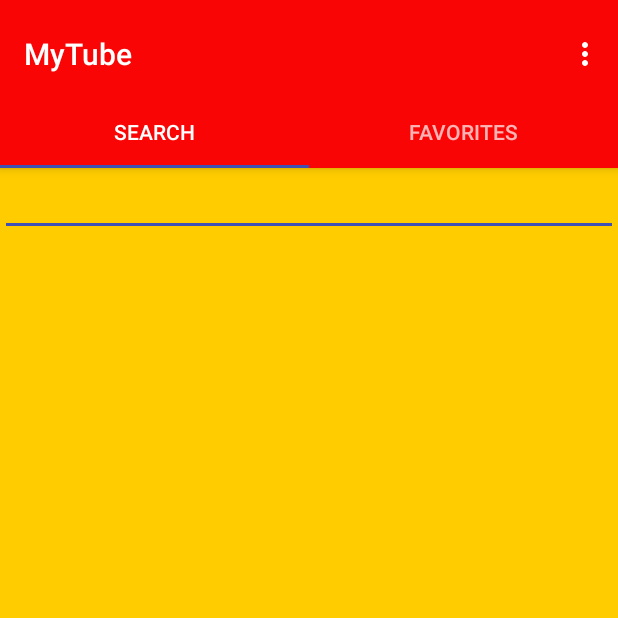
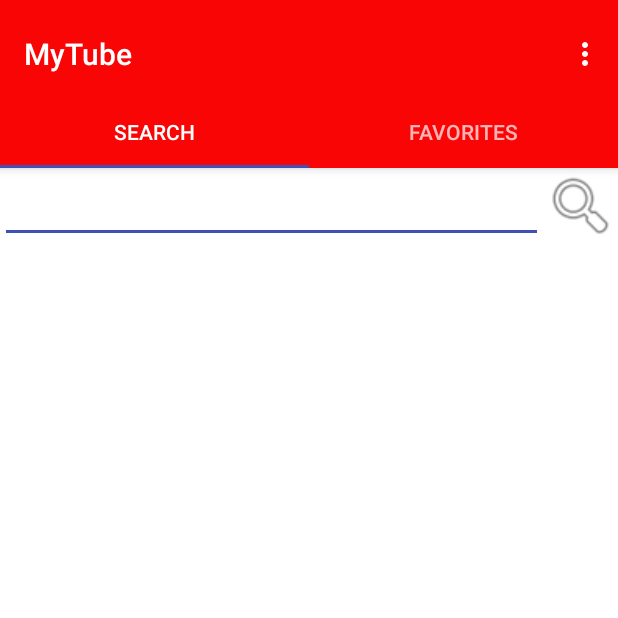
Before and after one commit to kmbeaulieu/MyTube, an Android app: the screen it shows after launch (MainActivity), on a phone screen of 412 x 824 dp, the top half of it. Run offline under Robolectric (Android 15) with nearby library versions, the phone set to English and light mode, and no system bars; libraries missing offline, so code that uses them is left out: com.google.api.client, com.google.api.services; 4 statements that could not run were skipped.

Commit message:
search UI tweaks

```diff
--- a/app/src/main/java/sjsu/se137/group3/mytube/SearchFragment.java
+++ b/app/src/main/java/sjsu/se137/group3/mytube/SearchFragment.java
@@ -1,6 +1,7 @@
 package sjsu.se137.group3.mytube;
 
 import android.content.Intent;
+import android.graphics.drawable.Drawable;
 import android.os.AsyncTask;
 import android.os.Bundle;
 import android.support.v4.app.Fragment;
@@ -11,6 +12,7 @@ import android.view.View;
 import android.view.ViewGroup;
 import android.widget.Button;
 import android.widget.EditText;
+import android.widget.ImageButton;
 import android.widget.TextView;
 
 import com.google.android.youtube.player.YouTubeInitializationResult;
@@ -36,12 +38,13 @@ import java.util.List;
  */
 public class SearchFragment extends Fragment {
     private final static String YOUTUBE_KEY = Settings.getKey();
-    private final static long MAX_RESULTS = 1;
+    private final static long MAX_RESULTS = 10;
     private static YouTube youTube;
     private List<SearchResult> mSearchResults;
     private EditText searchEditText;
     private RecyclerView mSearchResultsRecyclerView;
     private SearchResultsAdapter _searchResultsAdapter;
+    private ImageButton imageButtonSearch;
 
     @Override
     public View onCreateView(LayoutInflater inflater, ViewGroup container,
@@ -50,6 +53,7 @@ public class SearchFragment extends Fragment {
         View vFragmentSearch = inflater.inflate(R.layout.fragment_search, container, false);
         searchEditText = (EditText) vFragmentSearch.findViewById(R.id.edit_text_search);
         mSearchResults = new ArrayList<>();
+        imageButtonSearch = (ImageButton) vFragmentSearch.findViewById(R.id.imageButtonSearch);
 
         youTube = new YouTube.Builder(new NetHttpTransport(), new JacksonFactory(), new HttpRequestInitializer() {
             @Override
@@ -57,7 +61,8 @@ public class SearchFragment extends Fragment {
 
             }
         }).setApplicationName("MyTube").build();
-        searchEditText.setOnClickListener(new View.OnClickListener() {
+
+        imageButtonSearch.setOnClickListener(new View.OnClickListener() {
 
             @Override
             public void onClick(View v) {
@@ -111,7 +116,7 @@ public class SearchFragment extends Fragment {
         private TextView textViewTitle;
         private TextView textViewCount;
         private TextView textViewPublishDate;
-        private Button buttonAddToFavorites;
+        private ImageButton buttonAddToFavorites;
         private Video video;
 
         public SearchResultsHolder(View itemView) {
@@ -122,7 +127,7 @@ public class SearchFragment extends Fragment {
             textViewCount = (TextView) itemView.findViewById(R.id.text_view_count);
             textViewPublishDate = (TextView) itemView.findViewById(R.id.text_view_publish_date);
             youTubeThumbnailView = (YouTubeThumbnailView) itemView.findViewById(R.id.thumbnail);
-            buttonAddToFavorites = (Button) itemView.findViewById(R.id.button_add_to_favorites);
+            buttonAddToFavorites = (ImageButton) itemView.findViewById(R.id.button_add_to_favorites);
         }
 
         private void bindResult(SearchResult searchResult) {
@@ -178,7 +183,8 @@ public class SearchFragment extends Fragment {
             buttonAddToFavorites.setOnClickListener(new View.OnClickListener() {
                 @Override
                 public void onClick(View v) {
-                    FavoritesFragment.favoritesList.add(_searchResult);
+                    // need to figure out how to set highlighted color for button still.
+                    // This crashes it FavoritesFragment.favoritesList.add(_searchResult);
                 }
             });
         }
--- a/app/src/main/res/layout/fragment_search.xml
+++ b/app/src/main/res/layout/fragment_search.xml
@@ -1,17 +1,31 @@
 <?xml version="1.0" encoding="utf-8"?>
-<LinearLayout xmlns:android="http://schemas.android.com/apk/res/android"
+<RelativeLayout xmlns:android="http://schemas.android.com/apk/res/android"
     android:orientation="vertical"
     android:layout_width="match_parent"
     android:layout_height="match_parent"
-    android:background="#FFCC00">
+    android:background="@color/white">
 
     <EditText
         android:id="@+id/edit_text_search"
         android:layout_width="match_parent"
-        android:layout_height="wrap_content" />
+        android:layout_height="wrap_content"
+        android:paddingRight="15dp"
+        android:layout_toStartOf="@+id/imageButtonSearch"
+        android:layout_alignBottom="@+id/imageButtonSearch" />
+    <ImageButton
+        android:layout_width="50dp"
+        android:layout_height="50dp"
+        android:background="@android:drawable/ic_menu_search"
+        android:layout_alignParentTop="true"
+        android:layout_alignParentEnd="true"
+        android:id="@+id/imageButtonSearch"
+        android:padding="8dp"
+        android:contentDescription="searchbar" />
 
     <android.support.v7.widget.RecyclerView
         android:id="@+id/recycler_view_search"
         android:layout_width="wrap_content"
-        android:layout_height="wrap_content"/>
-</LinearLayout>
+        android:layout_height="wrap_content"
+        android:layout_below="@+id/edit_text_search"
+        android:layout_alignParentStart="true" />
+</RelativeLayout>
--- a/app/src/main/res/values/colors.xml
+++ b/app/src/main/res/values/colors.xml
@@ -5,4 +5,5 @@
     <color name="colorAccent">#FF4081</color>
     <color name="youtubeRed">#fa0505</color>
     <color name="youtubeDark">#960303</color>
+    <color name="white">#FFFFFF</color>
 </resources>
```
Also changed, not shown: app/src/main/res/layout/fragment_search_item.xml (+17 -4 lines).
